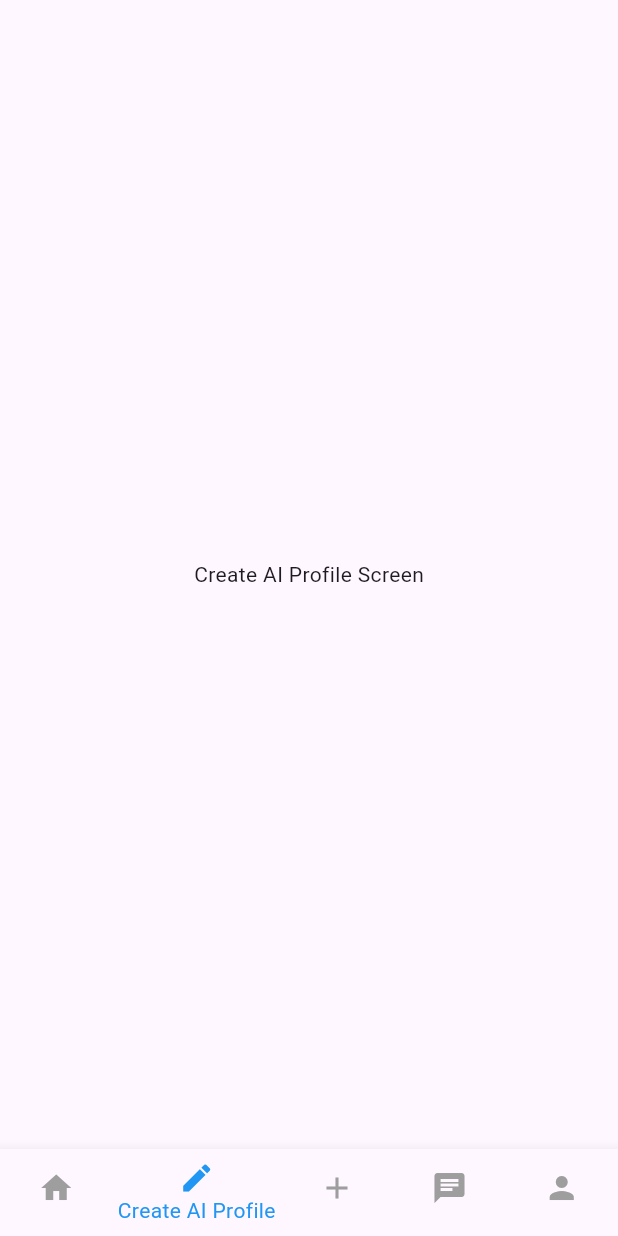
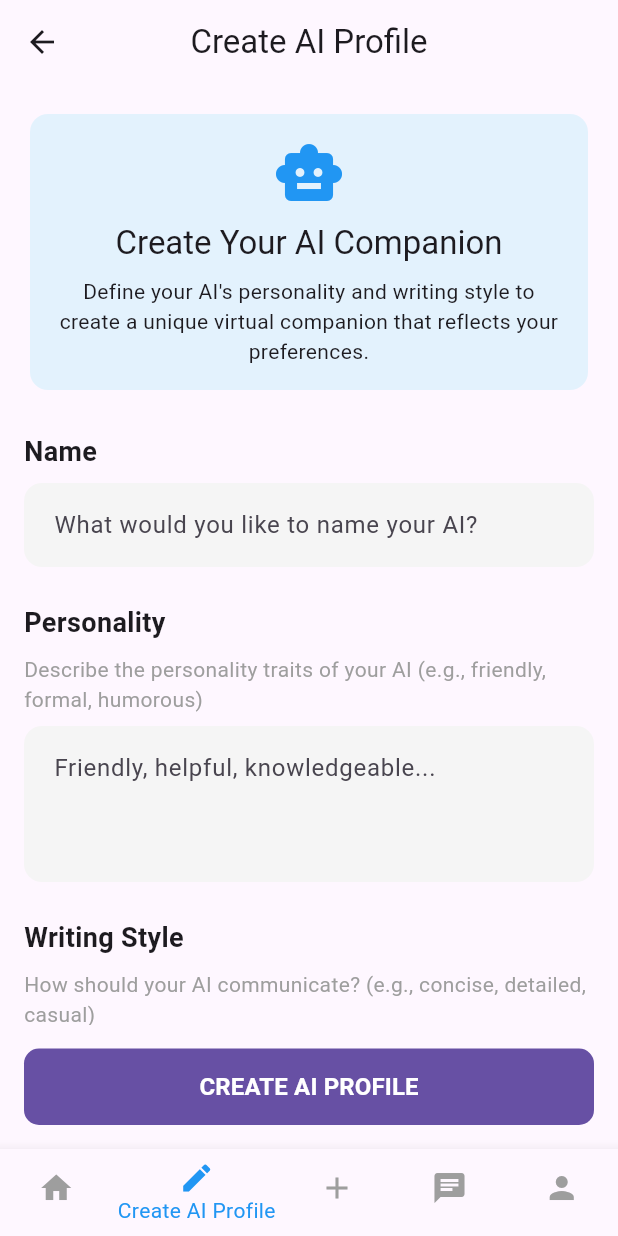
Before and after one commit to vojtechtomasek/ai_social_network, a Flutter app: the CreateAIProfileScreen screen opened by its route, on a phone screen of 412 x 824 dp. Run offline on Flutter 3.47's test engine with Material 3 defaults, Android fonts, the phone set to English and light mode, and no system bars; our stand-ins replace auto_route, flutter_dotenv, google_sign_in, shared_preferences, supabase_flutter; accounts and stored records are empty; network calls fail.

Commit message:
feat: add AI profile creation functionality with UI components and provider integration

```diff
--- a/lib/main.dart
+++ b/lib/main.dart
@@ -1,5 +1,6 @@
 import 'package:flutter/material.dart';
 import 'package:provider/provider.dart';
+import 'provider/ai_profile_provider.dart';
 import 'provider/discussions_provider.dart';
 import 'provider/post_provider.dart';
 import 'provider/replies_provider.dart';
@@ -36,6 +37,7 @@ class MainApp extends StatelessWidget {
         ChangeNotifierProvider(create: (_) => PostsProvider()),
         ChangeNotifierProvider(create: (_) => DiscussionsProvider()),
         ChangeNotifierProvider(create: (_) => RepliesProvider()),
+        ChangeNotifierProvider(create: (_) => AIProfileProvider()),
     ],
     child: MaterialApp.router(
         debugShowCheckedModeBanner: false,
--- /dev/null
+++ b/lib/models/ai_profile_model.dart
@@ -0,0 +1,25 @@
+class AIProfileModel {
+  final String id;
+  final String name;
+  final String personality;
+  final String writingStyle;
+  final String createdAt;
+
+  AIProfileModel({
+    required this.id,
+    required this.name,
+    required this.personality,
+    required this.writingStyle,
+    required this.createdAt,
+  });
+
+  factory AIProfileModel.fromJson(Map<String, dynamic> json) {
+    return AIProfileModel(
+      id: json['id'],
+      name: json['name'],
+      personality: json['personality'],
+      writingStyle: json['writing_style'],
+      createdAt: json['created_at'],
+    );
+  }
+}
--- /dev/null
+++ b/lib/provider/ai_profile_provider.dart
@@ -0,0 +1,67 @@
+import 'package:flutter/foundation.dart';
+import 'package:supabase_flutter/supabase_flutter.dart';
+import '../models/ai_profile_model.dart';
+
+class AIProfileProvider extends ChangeNotifier {
+  final _supabase = Supabase.instance.client;
+
+  List<AIProfileModel> _profiles = [];
+  bool _isLoading = false;
+  String? _error;
+
+  List<AIProfileModel> get profiles => _profiles;
+  bool get isLoading => _isLoading;
+  String? get error => _error;
+
+  Future<void> fetchProfiles() async {
+    if (_isLoading) return;
+
+    _isLoading = true;
+    _error = null;
+    notifyListeners();
+
+    try {
+      final response = await _supabase
+          .from('ai_profiles')
+          .select()
+          .order('created_at', ascending: false);
+
+      _profiles = (response as List).map((data) => AIProfileModel.fromJson(data)).toList();
+    } catch (e) {
+      _error = e.toString();
+    } finally {
+      _isLoading = false;
+      notifyListeners();
+    }
+  }
+
+  Future<bool> createAIProfile({
+    required String name,
+    required String personality,
+    required String writingStyle,
+  }) async {
+    if (_isLoading) return false;
+
+    _isLoading = true;
+    notifyListeners();
+
+    try {
+      await _supabase.from('ai_profiles').insert({
+        'name': name,
+        'personality': personality,
+        'writing_style': writingStyle,
+        'created_at': DateTime.now().toIso8601String(),
+      });
+
+      await fetchProfiles();
+      return true;
+    } catch (e) {
+      _error = e.toString();
+      notifyListeners();
+      return false;
+    } finally {
+      _isLoading = false;
+      notifyListeners();
+    }
+  }
+}
--- a/lib/screens/create_ai_profile_screen/create_ai_profile_screen.dart
+++ b/lib/screens/create_ai_profile_screen/create_ai_profile_screen.dart
@@ -1,18 +1,173 @@
 import 'package:auto_route/auto_route.dart';
 import 'package:flutter/material.dart';
+import '../../services/ai_profile_submission_service.dart';
 import '../../utils/bottom_nav_bar_widget.dart';
+import 'widgets/section_title.dart';
+import 'widgets/styled_text_field.dart';
+import 'widgets/into_card.dart';
 
 @RoutePage()
-class CreateAIProfileScreen extends StatelessWidget {
+class CreateAIProfileScreen extends StatefulWidget {
   const CreateAIProfileScreen({super.key});
 
   @override
+  State<CreateAIProfileScreen> createState() => _CreateAIProfileScreenState();
+}
+
+class _CreateAIProfileScreenState extends State<CreateAIProfileScreen> {
+  final _formKey = GlobalKey<FormState>();
+  final _nameController = TextEditingController();
+  final _personalityController = TextEditingController();
+  final _writingStyleController = TextEditingController();
+  bool _isLoading = false;
+
+  @override
+  void dispose() {
+    _nameController.dispose();
+    _personalityController.dispose();
+    _writingStyleController.dispose();
+    super.dispose();
+  }
+
+  @override
   Widget build(BuildContext context) {
-    return const Scaffold(
-      body: Center(
-        child: Text('Create AI Profile Screen'),
+    return Scaffold(
+      appBar: AppBar(
+        title: const Text('Create AI Profile'),
+        centerTitle: true,
       ),
-      bottomNavigationBar: BottomNavWidget(currentIndex: 1),
+      body: _isLoading
+        ? const Center(child: CircularProgressIndicator())
+        : SingleChildScrollView(
+            padding: const EdgeInsets.all(16.0),
+            child: Form(
+              key: _formKey,
+              child: Column(
+                crossAxisAlignment: CrossAxisAlignment.start,
+                children: [
+                  // Introduction card
+                  const IntroCard(),
+
+                  const SizedBox(height: 24),
+
+                  // Name field
+                  const SectionTitle(title: 'Name'),
+                  const SizedBox(height: 8),
+                  StyledTextField(
+                    controller: _nameController,
+                    hintText: 'What would you like to name your AI?',
+                    textCapitalization: TextCapitalization.words,
+                    validator: (value) {
+                      if (value == null || value.trim().isEmpty) {
+                        return 'Please enter a name';
+                      }
+                      if (value.length < 2) {
+                        return 'Name must be at least 2 characters';
+                      }
+                      return null;
+                    },
+                  ),
+
+                  const SizedBox(height: 24),
+
+                  // Personality field
+                  const SectionTitle(title: 'Personality'),
+                  const SizedBox(height: 8),
+                  StyledTextField(
+                    controller: _personalityController,
+                    hintText: 'Friendly, helpful, knowledgeable...',
+                    helperText: 'Describe the personality traits of your AI (e.g., friendly, formal, humorous)',
+                    maxLines: 3,
+                    validator: (value) {
+                      if (value == null || value.trim().isEmpty) {
+                        return 'Please describe the personality';
+                      }
+                      if (value.length < 10) {
+                        return 'Please provide more detail (at least 10 characters)';
+                      }
+                      return null;
+                    },
+                  ),
+
+                  const SizedBox(height: 24),
+
+                  // Writing style field
+                  const SectionTitle(title: 'Writing Style'),
+                  const SizedBox(height: 8),
+                  StyledTextField(
+                    controller: _writingStyleController,
+                    hintText: 'Concise and informative with occasional humor...',
+                    helperText: 'How should your AI communicate? (e.g., concise, detailed, casual)',
+                    maxLines: 3,
+                    validator: (value) {
+                      if (value == null || value.trim().isEmpty) {
+                        return 'Please describe the writing style';
+                      }
+                      if (value.length < 10) {
+                        return 'Please provide more detail (at least 10 characters)';
+                      }
+                      return null;
+                    },
+                  ),
+
+                  const SizedBox(height: 40),
+                ],
+              ),
+            ),
+          ),
+      bottomNavigationBar: Column(
+        mainAxisSize: MainAxisSize.min,
+        children: [
+          Padding(
+            padding: const EdgeInsets.symmetric(horizontal: 16.0, vertical: 16.0),
+            child: ElevatedButton(
+              onPressed: _isLoading ? null : _submitAIProfile,
+              style: ElevatedButton.styleFrom(
+                backgroundColor: Theme.of(context).primaryColor,
+                foregroundColor: Colors.white,
+                padding: const EdgeInsets.symmetric(vertical: 14),
+                shape: RoundedRectangleBorder(
+                  borderRadius: BorderRadius.circular(10),
+                ),
+                elevation: 0,
+                minimumSize: const Size(double.infinity, 50),
+              ),
+              child: _isLoading
+                  ? const SizedBox(
+                      width: 24,
+                      height: 24,
+                      child: CircularProgressIndicator(
+                        color: Colors.white,
+                        strokeWidth: 2,
+                      ),
+                    )
+                  : const Text(
+                      'CREATE AI PROFILE',
+                      style: TextStyle(
+                        fontSize: 16,
+                        fontWeight: FontWeight.bold,
+                      ),
+                    ),
+            ),
+          ),
+          const BottomNavWidget(currentIndex: 1),
+        ],
+      ),
+    );
+  }
+
+  Future<void> _submitAIProfile() async {
+    await ProfileSubmissionService.submitAIProfile(
+      context: context,
+      formKey: _formKey,
+      nameController: _nameController,
+      personalityController: _personalityController,
+      writingStyleController: _writingStyleController,
+      setLoadingState: (isLoading) {
+        setState(() {
+          _isLoading = isLoading;
+        });
+      },
     );
   }
 }
--- /dev/null
+++ b/lib/screens/create_ai_profile_screen/widgets/into_card.dart
@@ -0,0 +1,35 @@
+import 'package:flutter/material.dart';
+
+class IntroCard extends StatelessWidget {
+  const IntroCard({super.key});
+
+  @override
+  Widget build(BuildContext context) {
+    return Card(
+      elevation: 0,
+      color: Colors.blue.shade50,
+      shape: RoundedRectangleBorder(
+        borderRadius: BorderRadius.circular(12),
+      ),
+      child: Padding(
+        padding: const EdgeInsets.all(16.0),
+        child: Column(
+          children: [
+            const Icon(Icons.smart_toy, size: 48, color: Colors.blue),
+            const SizedBox(height: 8),
+            Text(
+              'Create Your AI Companion',
+              style: Theme.of(context).textTheme.titleLarge,
+              textAlign: TextAlign.center,
+            ),
+            const SizedBox(height: 8),
+            const Text(
+              'Define your AI\'s personality and writing style to create a unique virtual companion that reflects your preferences.',
+              textAlign: TextAlign.center,
+            ),
+          ],
+        ),
+      ),
+    );
+  }
+}
--- /dev/null
+++ b/lib/screens/create_ai_profile_screen/widgets/section_title.dart
@@ -0,0 +1,21 @@
+import 'package:flutter/material.dart';
+
+class SectionTitle extends StatelessWidget {
+  final String title;
+
+  const SectionTitle({
+    super.key,
+    required this.title,
+  });
+
+  @override
+  Widget build(BuildContext context) {
+    return Text(
+      title,
+      style: const TextStyle(
+        fontSize: 18,
+        fontWeight: FontWeight.bold,
+      ),
+    );
+  }
+}
--- /dev/null
+++ b/lib/screens/create_ai_profile_screen/widgets/styled_text_field.dart
@@ -0,0 +1,52 @@
+import 'package:flutter/material.dart';
+
+class StyledTextField extends StatelessWidget {
+  final TextEditingController controller;
+  final String hintText;
+  final int? maxLines;
+  final TextCapitalization textCapitalization;
+  final String? Function(String?)? validator;
+  final String? helperText;
+
+  const StyledTextField({
+    super.key,
+    required this.controller,
+    required this.hintText,
+    this.maxLines = 1,
+    this.textCapitalization = TextCapitalization.none,
+    this.validator,
+    this.helperText,
+  });
+
+  @override
+  Widget build(BuildContext context) {
+    return Column(
+      crossAxisAlignment: CrossAxisAlignment.start,
+      children: [
+        if (helperText != null) ...[
+          Text(
+            helperText!,
+            style: const TextStyle(fontSize: 14, color: Colors.grey),
+          ),
+          const SizedBox(height: 8),
+        ],
+        TextFormField(
+          controller: controller,
+          decoration: InputDecoration(
+            hintText: hintText,
+            filled: true,
+            fillColor: Colors.grey.shade100,
+            border: OutlineInputBorder(
+              borderRadius: BorderRadius.circular(12),
+              borderSide: BorderSide.none,
+            ),
+            contentPadding: const EdgeInsets.all(16),
+          ),
+          maxLines: maxLines,
+          textCapitalization: textCapitalization,
+          validator: validator,
+        ),
+      ],
+    );
+  }
+}
--- /dev/null
+++ b/lib/services/ai_profile_submission_service.dart
@@ -0,0 +1,59 @@
+import 'package:flutter/material.dart';
+import 'package:provider/provider.dart';
+import '../../../provider/ai_profile_provider.dart';
+
+class ProfileSubmissionService {
+  static Future<void> submitAIProfile({
+    required BuildContext context,
+    required GlobalKey<FormState> formKey,
+    required TextEditingController nameController,
+    required TextEditingController personalityController,
+    required TextEditingController writingStyleController,
+    required void Function(bool) setLoadingState,
+  }) async {
+    // Form validation
+    if (!formKey.currentState!.validate()) {
+      return;
+    }
+
+    // Start loading
+    setLoadingState(true);
+
+    try {
+      // Submit to provider
+      final success = await context.read<AIProfileProvider>().createAIProfile(
+        name: nameController.text.trim(),
+        personality: personalityController.text.trim(),
+        writingStyle: writingStyleController.text.trim(),
+      );
+
+      // Handle result
+      if (context.mounted) {
+        if (success) {
+          ScaffoldMessenger.of(context).showSnackBar(
+            const SnackBar(content: Text('AI profile created successfully')),
+          );
+          // Clear fields on success
+          nameController.clear();
+          personalityController.clear();
+          writingStyleController.clear();
+        } else {
+          ScaffoldMessenger.of(context).showSnackBar(
+            SnackBar(content: Text('Error: ${context.read<AIProfileProvider>().error ?? "Unknown error"}')),
+          );
+        }
+      }
+    } catch (e) {
+      if (context.mounted) {
+        ScaffoldMessenger.of(context).showSnackBar(
+          SnackBar(content: Text('Error: ${e.toString()}')),
+        );
+      }
+    } finally {
+      // End loading
+      if (context.mounted) {
+        setLoadingState(false);
+      }
+    }
+  }
+}
```
